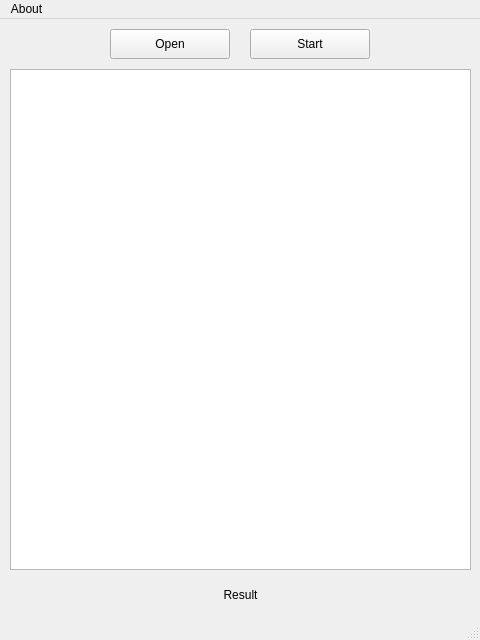
The window that src/forms/mainwindow.ui (kka-na/json-validator) describes before a commit, drawn with Qt 5.
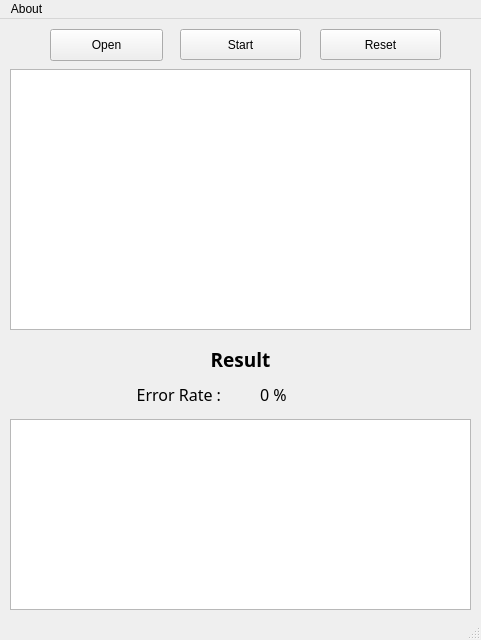
The same window after the commit. Icons and pictures are not drawn.

Commit message: JsonValidator: Calculate Error Rate (#2), MainWindow: Add ListWidget to check Error Files (#4)

What changed in the file:
```diff
--- a/src/forms/mainwindow.ui
+++ b/src/forms/mainwindow.ui
@@ -6,7 +6,7 @@
    <rect>
     <x>0</x>
     <y>0</y>
-    <width>480</width>
+    <width>481</width>
     <height>640</height>
    </rect>
   </property>
@@ -17,10 +17,10 @@
    <widget class="QPushButton" name="openButton">
     <property name="geometry">
      <rect>
-      <x>110</x>
+      <x>50</x>
       <y>10</y>
-      <width>120</width>
-      <height>30</height>
+      <width>113</width>
+      <height>32</height>
      </rect>
     </property>
     <property name="text">
@@ -30,10 +30,10 @@
    <widget class="QPushButton" name="startButton">
     <property name="geometry">
      <rect>
-      <x>250</x>
+      <x>180</x>
       <y>10</y>
-      <width>120</width>
-      <height>30</height>
+      <width>121</width>
+      <height>31</height>
      </rect>
     </property>
     <property name="text">
@@ -44,11 +44,19 @@
     <property name="geometry">
      <rect>
       <x>10</x>
-      <y>560</y>
+      <y>320</y>
       <width>461</width>
-      <height>31</height>
+      <height>41</height>
      </rect>
     </property>
+    <property name="font">
+     <font>
+      <family>Ubuntu Condensed</family>
+      <pointsize>14</pointsize>
+      <weight>75</weight>
+      <bold>true</bold>
+     </font>
+    </property>
     <property name="text">
      <string>Result</string>
     </property>
@@ -62,17 +70,88 @@
       <x>10</x>
       <y>50</y>
       <width>461</width>
-      <height>501</height>
+      <height>261</height>
      </rect>
     </property>
    </widget>
+   <widget class="QLabel" name="erLabel">
+    <property name="geometry">
+     <rect>
+      <x>10</x>
+      <y>360</y>
+      <width>211</width>
+      <height>31</height>
+     </rect>
+    </property>
+    <property name="font">
+     <font>
+      <family>Ubuntu Condensed</family>
+      <pointsize>12</pointsize>
+      <weight>50</weight>
+      <bold>false</bold>
+     </font>
+    </property>
+    <property name="text">
+     <string>Error Rate :</string>
+    </property>
+    <property name="alignment">
+     <set>Qt::AlignRight|Qt::AlignTrailing|Qt::AlignVCenter</set>
+    </property>
+   </widget>
+   <widget class="QLabel" name="errorRateLabel">
+    <property name="geometry">
+     <rect>
+      <x>260</x>
+      <y>360</y>
+      <width>211</width>
+      <height>31</height>
+     </rect>
+    </property>
+    <property name="font">
+     <font>
+      <family>Ubuntu Condensed</family>
+      <pointsize>12</pointsize>
+      <weight>50</weight>
+      <bold>false</bold>
+     </font>
+    </property>
+    <property name="text">
+     <string>0 %</string>
+    </property>
+    <property name="alignment">
+     <set>Qt::AlignLeading|Qt::AlignLeft|Qt::AlignVCenter</set>
+    </property>
+   </widget>
+   <widget class="QListWidget" name="listWidget_2">
+    <property name="geometry">
+     <rect>
+      <x>10</x>
+      <y>400</y>
+      <width>461</width>
+      <height>191</height>
+     </rect>
+    </property>
+   </widget>
+   <widget class="QPushButton" name="resetButton">
+    <property name="geometry">
+     <rect>
+      <x>320</x>
+      <y>10</y>
+      <width>121</width>
+      <height>31</height>
+     </rect>
+    </property>
+    <property name="text">
+     <string>Reset</string>
+    </property>
+   </widget>
   </widget>
   <widget class="QMenuBar" name="menubar">
    <property name="geometry">
     <rect>
      <x>0</x>
      <y>0</y>
-     <width>480</width>
+     <width>481</width>
      <height>22</height>
     </rect>
    </property>
```
Left out of the diff: 10 changed lines with no effect on the pictures. The commit also changes 13 other files.
